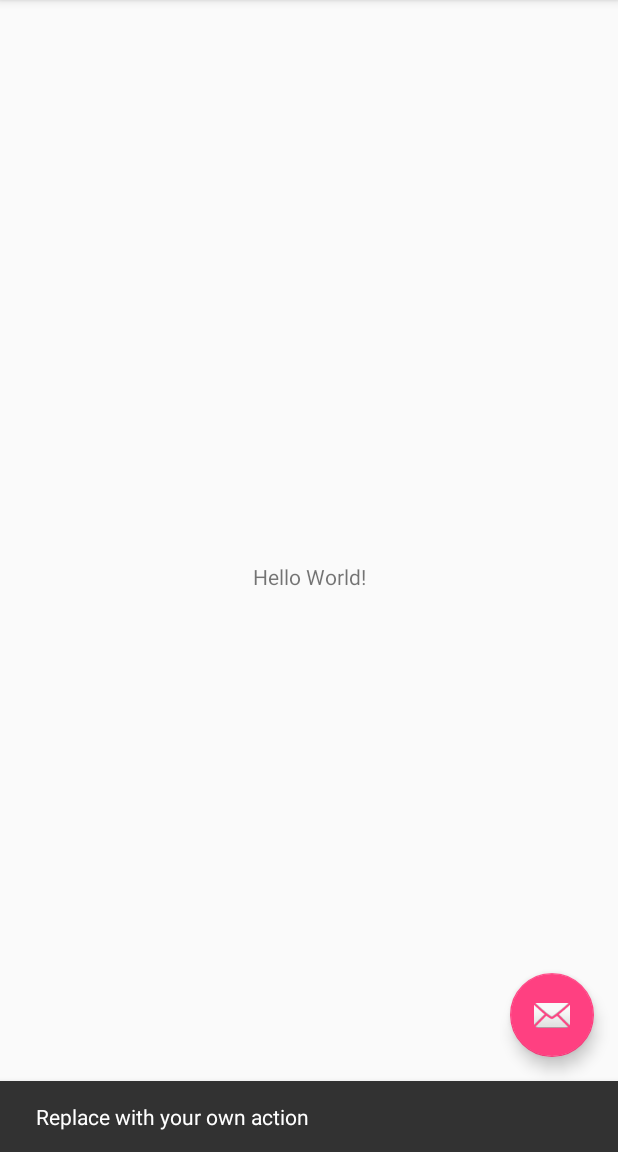
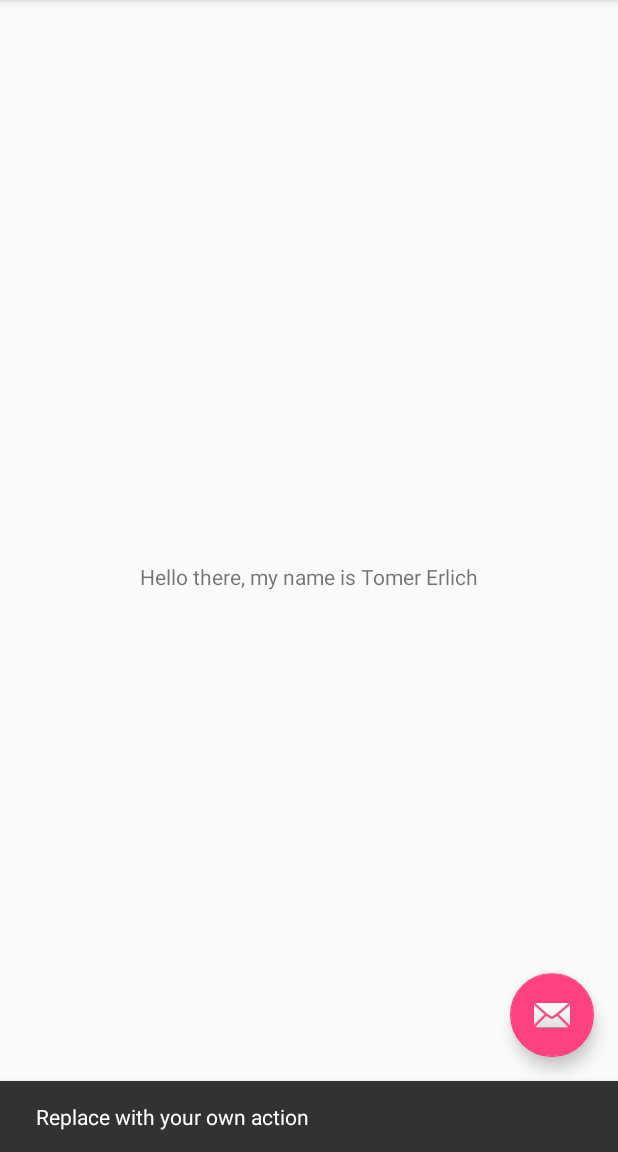
Before and after one commit to tomerlich/CIS53_HW2_99951, an Android app: the screen it shows after launch (MainActivity), after a tap on an icon or button, on a phone screen of 412 x 824 dp, the part 84-1236 px from its top. Run offline under Robolectric (Android 15) with nearby library versions, the phone set to English and light mode, and no system bars.

```diff
--- a/app/src/main/java/deanza/edu/cis53_hw2_99951/MainActivity.java
+++ b/app/src/main/java/deanza/edu/cis53_hw2_99951/MainActivity.java
@@ -5,11 +5,14 @@ import android.support.design.widget.FloatingActionButton;
 import android.support.design.widget.Snackbar;
 import android.support.v7.app.AppCompatActivity;
 import android.support.v7.widget.Toolbar;
+import android.util.Log;
 import android.view.View;
 import android.view.Menu;
 import android.view.MenuItem;
 
 public class MainActivity extends AppCompatActivity {
+
+    public static final String APP_TAG = "CIS53_HW2_99951";
 
     @Override
     protected void onCreate(Bundle savedInstanceState) {
@@ -26,6 +29,7 @@ public class MainActivity extends AppCompatActivity {
                         .setAction("Action", null).show();
             }
         });
+        Log.d(APP_TAG, "onCreate");
     }
 
     @Override
@@ -44,6 +48,7 @@ public class MainActivity extends AppCompatActivity {
 
         //noinspection SimplifiableIfStatement
         if (id == R.id.action_settings) {
+            Log.d(APP_TAG, "onOptionsItemSelected");
             return true;
         }
 
--- a/app/src/main/res/layout/content_main.xml
+++ b/app/src/main/res/layout/content_main.xml
@@ -11,7 +11,7 @@
     <TextView
         android:layout_width="wrap_content"
         android:layout_height="wrap_content"
-        android:text="Hello World!"
+        android:text="@string/hello_myname"
         app:layout_constraintBottom_toBottomOf="parent"
         app:layout_constraintLeft_toLeftOf="parent"
         app:layout_constraintRight_toRightOf="parent"
--- a/app/src/main/res/values/strings.xml
+++ b/app/src/main/res/values/strings.xml
@@ -1,4 +1,5 @@
 <resources>
     <string name="app_name">CIS53_HW2_99951</string>
     <string name="action_settings">Settings</string>
+    <string name="hello_myname">Hello there, my name is Tomer Erlich</string>
 </resources>
```
